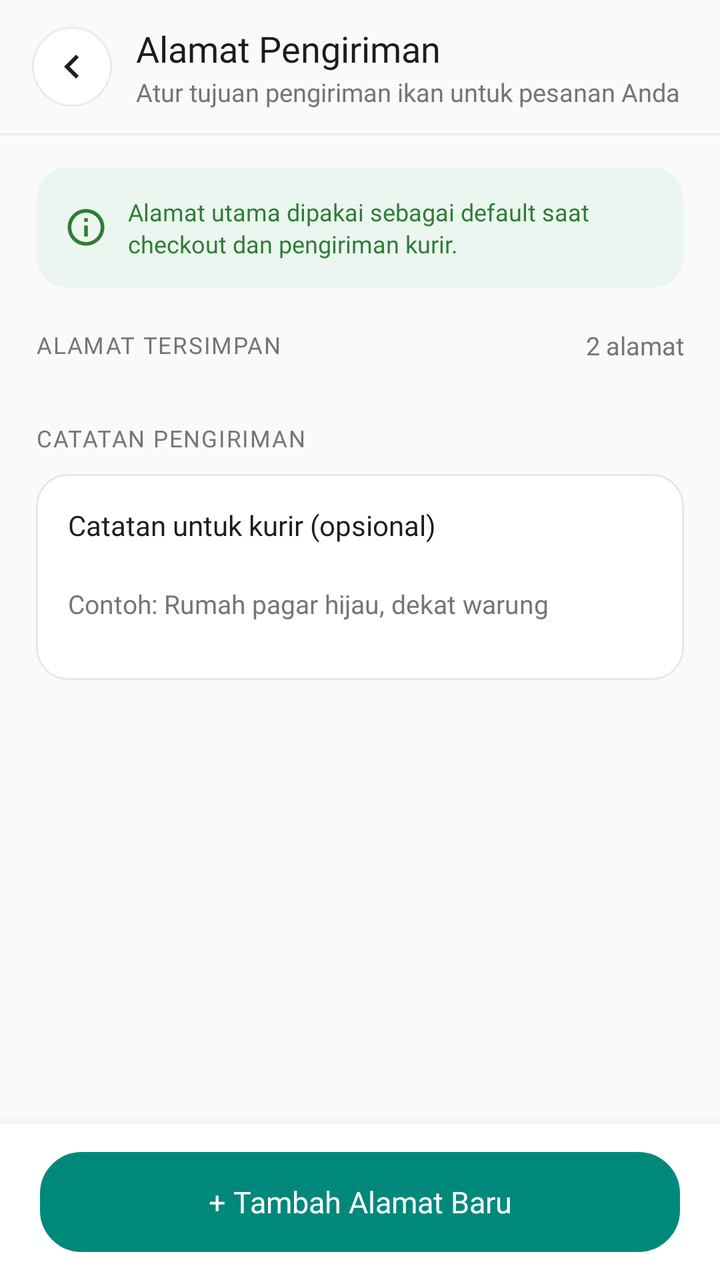
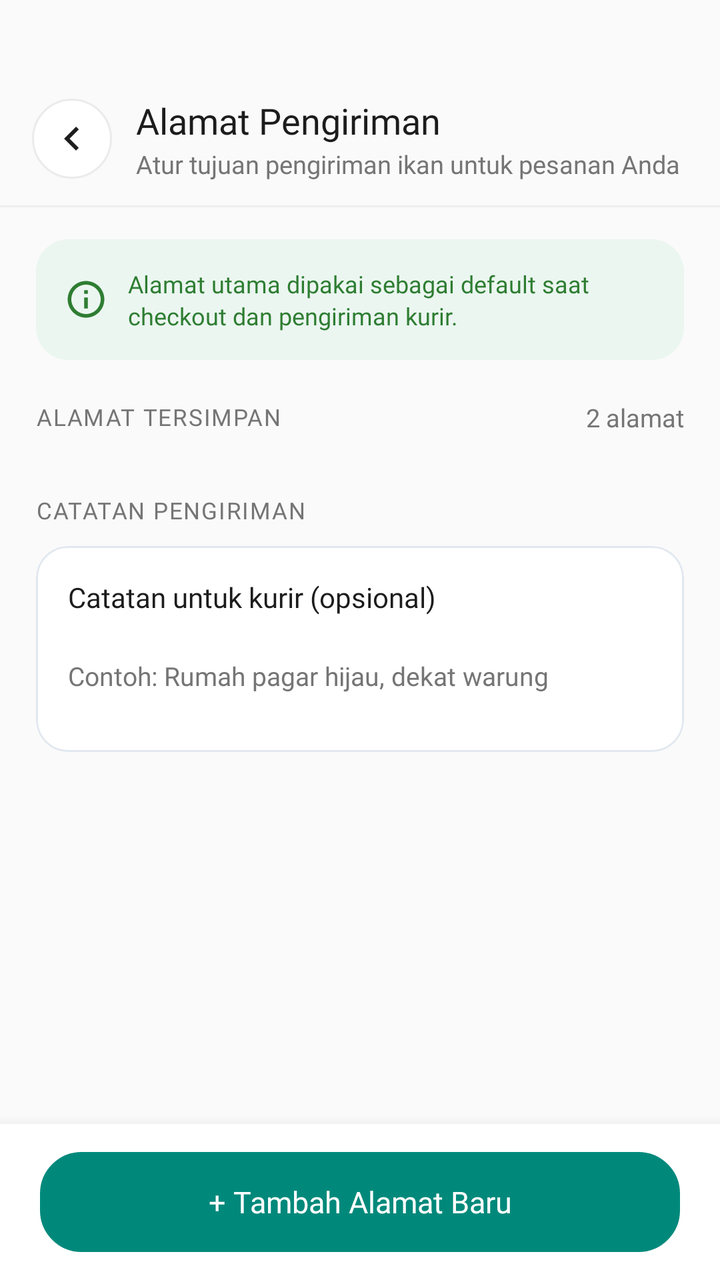

Compare the two renders of this Android layout. The source of the first and the diff that turns it into the second are given below.
<!-- AndroidManifest.xml: application theme Theme.GuppyMarketIDN -->
<!-- res/layout/activity_shipping_address.xml -->
<?xml version="1.0" encoding="utf-8"?>
<RelativeLayout
    xmlns:android="http://schemas.android.com/apk/res/android"
    xmlns:app="http://schemas.android.com/apk/res-auto"
    xmlns:tools="http://schemas.android.com/tools"
    android:id="@+id/main"
    android:layout_width="match_parent"
    android:layout_height="match_parent"
    android:background="#FAFAFA"
    tools:context=".menuProfile.ShippingAddressActivity">

    
    <LinearLayout
        android:id="@+id/topBarShippingAddress"
        android:layout_width="match_parent"
        android:layout_height="wrap_content"
        android:layout_alignParentTop="true"
        android:background="#FAFAFA"
        android:paddingHorizontal="16dp"
        android:paddingTop="12dp"
        android:paddingBottom="12dp"
        android:gravity="center_vertical"
        android:orientation="horizontal">

        <ImageView
            android:id="@+id/btnBackShippingAddress"
            android:layout_width="40dp"
            android:layout_height="40dp"
            android:background="@drawable/bg_circle_white_stroke"
            android:src="@drawable/ic_chevron_left"
            android:padding="8dp"
            android:clickable="true"
            android:focusable="true"/>

        <LinearLayout
            android:layout_width="0dp"
            android:layout_weight="1"
            android:layout_height="wrap_content"
            android:layout_marginStart="12dp"
            android:orientation="vertical">

            <TextView
                android:layout_width="wrap_content"
                android:layout_height="wrap_content"
                android:fontFamily="@font/inter_bold"
                android:text="Alamat Pengiriman"
                android:textColor="@color/guppy_text_black"
                android:textSize="18sp"/>

            <TextView
                android:layout_width="wrap_content"
                android:layout_height="wrap_content"
                android:layout_marginTop="1dp"
                android:fontFamily="@font/inter_regular"
                android:text="Atur tujuan pengiriman ikan untuk pesanan Anda"
                android:textColor="@color/guppy_text_gray"
                android:textSize="12.5sp"/>
        </LinearLayout>
    </LinearLayout>

    <View
        android:id="@+id/dividerHeader"
        android:layout_width="match_parent"
        android:layout_height="1dp"
        android:layout_below="@id/topBarShippingAddress"
        android:background="#EEEEEE"/>

    
    <androidx.core.widget.NestedScrollView
        android:layout_width="match_parent"
        android:layout_height="match_parent"
        android:layout_below="@id/dividerHeader"
        android:layout_above="@id/bottomBarAddAddress"
        android:fillViewport="true">

        <LinearLayout
            android:layout_width="match_parent"
            android:layout_height="wrap_content"
            android:orientation="vertical"
            android:paddingHorizontal="18dp"
            android:paddingTop="16dp"
            android:paddingBottom="30dp">

            
            <androidx.cardview.widget.CardView
                android:layout_width="match_parent"
                android:layout_height="wrap_content"
                app:cardCornerRadius="16dp"
                app:cardElevation="0dp"
                app:cardBackgroundColor="#EBF6F0"
                app:strokeColor="#C8E6C9"
                app:strokeWidth="1dp">

                <LinearLayout
                    android:layout_width="match_parent"
                    android:layout_height="wrap_content"
                    android:padding="14dp"
                    android:gravity="center_vertical"
                    android:orientation="horizontal">

                    <ImageView
                        android:layout_width="22dp"
                        android:layout_height="22dp"
                        android:src="@drawable/ic_info"
                        app:tint="#2E7D32"/>

                    <TextView
                        android:layout_width="0dp"
                        android:layout_weight="1"
                        android:layout_height="wrap_content"
                        android:layout_marginStart="10dp"
                        android:text="Alamat utama dipakai sebagai default saat checkout dan pengiriman kurir."
                        android:textColor="#2E7D32"
                        android:fontFamily="@font/inter_medium"
                        android:textSize="12sp"
                        android:lineSpacingExtra="2dp"/>
                </LinearLayout>
            </androidx.cardview.widget.CardView>

            
            <LinearLayout
                android:layout_width="match_parent"
                android:layout_height="wrap_content"
                android:layout_marginTop="20dp"
                android:gravity="center_vertical"
                android:orientation="horizontal">

                <TextView
                    android:layout_width="0dp"
                    android:layout_weight="1"
                    android:layout_height="wrap_content"
                    android:text="ALAMAT TERSIMPAN"
                    android:textColor="@color/guppy_text_gray"
                    android:fontFamily="@font/inter_bold"
                    android:textSize="11.5sp"
                    android:letterSpacing="0.05"/>

                <TextView
                    android:id="@+id/tvTotalAddressCount"
                    android:layout_width="wrap_content"
                    android:layout_height="wrap_content"
                    android:text="2 alamat"
                    android:textColor="@color/guppy_text_gray"
                    android:fontFamily="@font/inter_regular"
                    android:textSize="12.5sp"/>
            </LinearLayout>

            
            <androidx.recyclerview.widget.RecyclerView
                android:id="@+id/recyclerShippingAddresses"
                android:layout_width="match_parent"
                android:layout_height="wrap_content"
                android:layout_marginTop="10dp"
                android:nestedScrollingEnabled="false"/>

            
            <TextView
                android:layout_width="match_parent"
                android:layout_height="wrap_content"
                android:layout_marginTop="20dp"
                android:text="CATATAN PENGIRIMAN"
                android:textColor="@color/guppy_text_gray"
                android:fontFamily="@font/inter_bold"
                android:textSize="11.5sp"
                android:letterSpacing="0.05"/>

            <com.google.android.material.card.MaterialCardView
                android:layout_width="match_parent"
                android:layout_height="wrap_content"
                android:layout_marginTop="10dp"
                app:cardCornerRadius="16dp"
                app:cardElevation="0dp"
                app:cardBackgroundColor="@color/white"
                app:strokeColor="#E2E8F0"
                app:strokeWidth="1dp">

                <LinearLayout
                    android:layout_width="match_parent"
                    android:layout_height="wrap_content"
                    android:orientation="vertical"
                    android:padding="16dp">

                    <TextView
                        android:layout_width="wrap_content"
                        android:layout_height="wrap_content"
                        android:text="Catatan untuk kurir (opsional)"
                        android:textColor="@color/guppy_text_black"
                        android:fontFamily="@font/inter_bold"
                        android:textSize="14sp"/>

                    <EditText
                        android:id="@+id/etCourierNotes"
                        android:layout_width="match_parent"
                        android:layout_height="44dp"
                        android:layout_marginTop="8dp"
                        android:background="@null"
                        android:hint="Contoh: Rumah pagar hijau, dekat warung"
                        android:textColorHint="@color/guppy_text_gray"
                        android:textColor="@color/guppy_text_black"
                        android:fontFamily="@font/inter_regular"
                        android:textSize="13sp"
                        android:singleLine="true"/>
                </LinearLayout>
            </com.google.android.material.card.MaterialCardView>

        </LinearLayout>
    </androidx.core.widget.NestedScrollView>

    
    <LinearLayout
        android:id="@+id/bottomBarAddAddress"
        android:layout_width="match_parent"
        android:layout_height="wrap_content"
        android:layout_alignParentBottom="true"
        android:background="@color/white"
        android:elevation="12dp"
        android:paddingHorizontal="20dp"
        android:paddingVertical="14dp">

        <TextView
            android:id="@+id/btnAddNewAddress"
            android:layout_width="match_parent"
            android:layout_height="50dp"
            android:background="@drawable/bg_chip_selected"
            android:backgroundTint="#00897B"
            android:text="+ Tambah Alamat Baru"
            android:textColor="@color/white"
            android:fontFamily="@font/inter_bold"
            android:textSize="15sp"
            android:gravity="center"
            android:clickable="true"
            android:focusable="true"/>
    </LinearLayout>

</RelativeLayout>
<!-- resources referenced by this layout -->
<resources>
  <color name="guppy_text_black">#1C1C1C</color>
  <color name="guppy_text_gray">#757575</color>
  <color name="white">#FFFFFFFF</color>
  <!-- drawable bg_chip_selected (drawable) -->
  <?xml version="1.0" encoding="utf-8"?>
  <shape xmlns:android="http://schemas.android.com/apk/res/android">
      <solid android:color="#E0F2F1" />
      <stroke
          android:width="1.5dp"
          android:color="@color/guppy_primary" />
      <corners android:radius="20dp" />
  </shape>
  <!-- drawable bg_circle_white_stroke (drawable) -->
  <?xml version="1.0" encoding="utf-8"?>
  <shape xmlns:android="http://schemas.android.com/apk/res/android" android:shape="oval">
      <solid android:color="@color/white" />
      <stroke android:width="1dp" android:color="@color/guppy_stroke" />
  </shape>
  <!-- drawable ic_chevron_left (drawable) -->
  <vector xmlns:android="http://schemas.android.com/apk/res/android"
      android:width="24dp"
      android:height="24dp"
      android:viewportWidth="24"
      android:viewportHeight="24">
    <path
        android:fillColor="#1E1E1E"
        android:pathData="M15.41,16.59L10.83,12l4.58,-4.59L14,6l-6,6 6,6 1.41,-1.41z"/>
  </vector>
  <!-- drawable ic_info (drawable) -->
  <vector xmlns:android="http://schemas.android.com/apk/res/android"
      android:width="24dp"
      android:height="24dp"
      android:viewportWidth="24"
      android:viewportHeight="24">
    <path
        android:fillColor="#E33A24"
        android:pathData="M11,17h2v-6h-2v6zM12,2C6.48,2 2,6.48 2,12s4.48,10 10,10 10,-4.48 10,-10S17.52,2 12,2zM12,20c-4.41,0 -8,-3.59 -8,-8s3.59,-8 8,-8 8,3.59 8,8 -3.59,8 -8,8zM11,7h2v2h-2z"/>
  </vector>
  <style name="Theme.GuppyMarketIDN" parent="Base.Theme.GuppyMarketIDN" />
  <color name="guppy_primary">#00897B</color>
  <color name="guppy_stroke">#EBEBEB</color>
  <style name="Base.Theme.GuppyMarketIDN" parent="Theme.Material3.Light.NoActionBar">
          <item name="colorPrimary">@color/guppy_primary</item>
          <item name="colorOnPrimary">@color/white</item>
          <item name="android:textColorPrimary">@color/guppy_text_black</item>
          <item name="android:textColorSecondary">@color/guppy_text_gray</item>
          <item name="android:windowBackground">@color/guppy_background</item>
      </style>
  <color name="guppy_background">#F8F9FA</color>
</resources>

<!-- the commit's change to res/layout/activity_shipping_address.xml (unified diff, before → after) -->
@@ -17,7 +17,7 @@
         android:layout_alignParentTop="true"
         android:background="#FAFAFA"
         android:paddingHorizontal="16dp"
-        android:paddingTop="12dp"
+        android:paddingTop="48dp"
         android:paddingBottom="12dp"
         android:gravity="center_vertical"
         android:orientation="horizontal">
